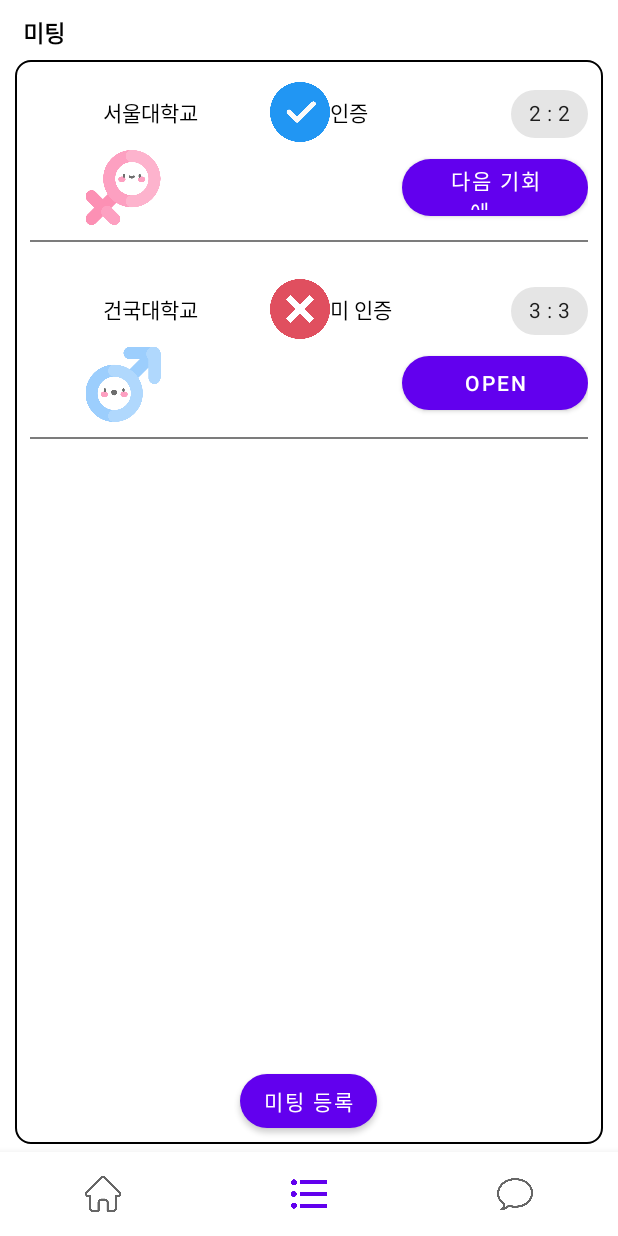
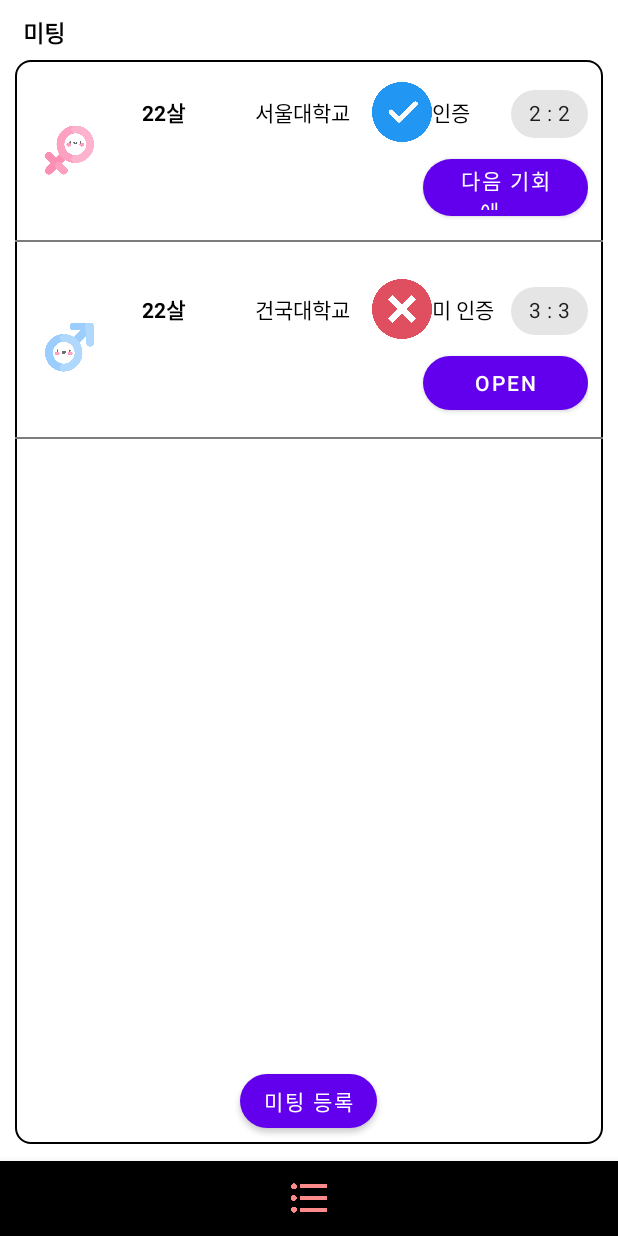
Before and after one commit to gudwh14/csl_blind_date, an Android app: the MainActivity screen opened directly, with no data from a screen before it, item 2 of the bottom bar chosen, on a phone screen of 412 x 824 dp. Run offline under Robolectric (Android 15) with nearby library versions, the phone set to English and light mode, and no system bars.

Commit message:
2020/04/20

```diff
--- a/app/src/main/AndroidManifest.xml
+++ b/app/src/main/AndroidManifest.xml
@@ -12,7 +12,8 @@
         android:roundIcon="@mipmap/icon_round"
         android:supportsRtl="true"
         android:theme="@style/AppTheme">
-        <activity android:name=".ChatActivity"></activity>
+        <activity android:name=".ApplyActivity"></activity>
+        <activity android:name=".ChatActivity" />
         <activity android:name=".InFormActivity" />
         <activity android:name=".ListInformActivity" />
         <activity
--- /dev/null
+++ b/app/src/main/res/drawable/item_color.xml
@@ -0,0 +1,4 @@
+<?xml version="1.0" encoding="utf-8"?>
+<selector xmlns:android="http://schemas.android.com/apk/res/android">
+    <item android:state_checked="true" android:color="@color/colorAccent"/> <item android:color="#000000"/>
+</selector>
--- a/app/src/main/res/layout/activity_chat.xml
+++ b/app/src/main/res/layout/activity_chat.xml
@@ -19,9 +19,10 @@
         android:textSize="15dp"/>
 
     <androidx.recyclerview.widget.RecyclerView
+        android:id="@+id/chatRecyclerView"
         android:layout_width="match_parent"
         android:layout_height="0dp"
-        android:layout_weight="10"/>
+        android:layout_weight="10" />
 
     <LinearLayout
         android:layout_width="match_parent"
--- a/app/src/main/res/layout/activity_main.xml
+++ b/app/src/main/res/layout/activity_main.xml
@@ -16,10 +16,12 @@
     <com.google.android.material.bottomnavigation.BottomNavigationView
         android:id="@+id/BottomNavView"
         android:layout_width="match_parent"
-        android:layout_height="wrap_content"
+        android:layout_height="50dp"
         android:layout_gravity="bottom"
         android:layout_marginStart="0dp"
         android:layout_marginEnd="0dp"
+        android:background="@null"
+        app:itemIconTint="@drawable/item_color"
         app:labelVisibilityMode="unlabeled"
         app:menu="@menu/bottom_nav_menu" />
 </androidx.coordinatorlayout.widget.CoordinatorLayout>
--- a/app/src/main/res/layout/list_view.xml
+++ b/app/src/main/res/layout/list_view.xml
@@ -3,8 +3,27 @@
     xmlns:app="http://schemas.android.com/apk/res-auto"
     android:orientation="vertical"
     android:layout_width="match_parent"
+    android:layout_height="wrap_content">
+
+    <LinearLayout
+        android:layout_width="match_parent"
         android:layout_height="wrap_content"
+        android:orientation="horizontal"
         android:padding="10dp">
+
+        <ImageView
+            android:id="@+id/ListGender_Image"
+            android:layout_width="0dp"
+            android:layout_height="match_parent"
+            android:layout_weight="1"
+            app:srcCompat="@drawable/boy_icon"
+            android:layout_marginStart="10dp"/>
+
+        <LinearLayout
+            android:layout_width="0dp"
+            android:layout_height="wrap_content"
+            android:layout_weight="10"
+            android:orientation="vertical">
 
             <LinearLayout
                 android:layout_width="match_parent"
@@ -12,43 +31,47 @@
                 android:orientation="horizontal">
 
                 <TextView
+                    android:id="@+id/textView30"
+                    android:layout_width="0dp"
+                    android:layout_height="match_parent"
+                    android:layout_weight="1"
+                    android:gravity="center"
+                    android:text="22살"
+                    android:textColor="#000000"
+                    android:textStyle="bold"/>
+
+                <TextView
                     android:id="@+id/ListSchool_Text"
                     android:layout_width="0dp"
                     android:layout_height="match_parent"
                     android:layout_weight="1"
+                    android:gravity="center"
                     android:text="대학교"
-            android:gravity="center"
-            android:textColor="#000000"/>
+                    android:textColor="#000000" />
 
                 <TextView
                     android:id="@+id/ListCertify_Text"
                     android:layout_width="0dp"
                     android:layout_height="match_parent"
                     android:layout_weight="1"
+                    android:gravity="center_vertical"
                     android:text="TextView"
-            android:gravity="center_vertical"
-            android:textColor="#000000"/>
+                    android:textColor="#000000" />
+
                 <com.google.android.material.chip.Chip
                     android:id="@+id/ListMember_Chip"
                     android:layout_width="wrap_content"
-            android:layout_height="wrap_content"/>
+                    android:layout_height="wrap_content" />
             </LinearLayout>
 
             <LinearLayout
                 android:layout_width="match_parent"
-        android:layout_height="50dp" >
-
-        <ImageView
-            android:id="@+id/ListGender_Image"
-            android:layout_width="0dp"
-            android:layout_height="match_parent"
-            android:layout_weight="1"
-            app:srcCompat="@drawable/boy_icon" />
+                android:layout_height="50dp">
 
                 <Space
                     android:layout_width="0dp"
                     android:layout_height="match_parent"
-            android:layout_weight="1" />
+                    android:layout_weight="2" />
 
                 <com.google.android.material.button.MaterialButton
                     android:id="@+id/ListOpen_Button"
@@ -57,16 +80,19 @@
                     android:layout_weight="1"
                     android:text="Open"
                     app:cornerRadius="20dp"
-            app:rippleColor="#FF0000"/>
+                    app:rippleColor="#FF0000" />
             </LinearLayout>
 
-    <Space
-        android:layout_width="match_parent"
-        android:layout_height="10dp" />
+        </LinearLayout>
+    </LinearLayout>
 
     <View
         android:layout_width="match_parent"
         android:layout_height="1dp"
         android:background="#7C7C7C"></View>
 
+    <Space
+        android:layout_width="match_parent"
+        android:layout_height="10dp" />
+
 </LinearLayout>
```
Also changed, not shown: app/src/main/java/com/csl/csl_blinddate/ApplyActivity.java (added, +14 -0 lines), app/src/main/java/com/csl/csl_blinddate/ChatActivity.java (+15 -0 lines), app/src/main/java/com/csl/csl_blinddate/ChatAdapter.java (added, +61 -0 lines), app/src/main/java/com/csl/csl_blinddate/ChatData.java (added, +31 -0 lines), app/src/main/res/layout/activity_apply.xml (added, +20 -0 lines), app/src/main/res/layout/apply_view.xml (added, +47 -0 lines), app/src/main/res/layout/chat_view.xml (added, +23 -0 lines). Lines whose indentation alone changed are shown as unchanged.
